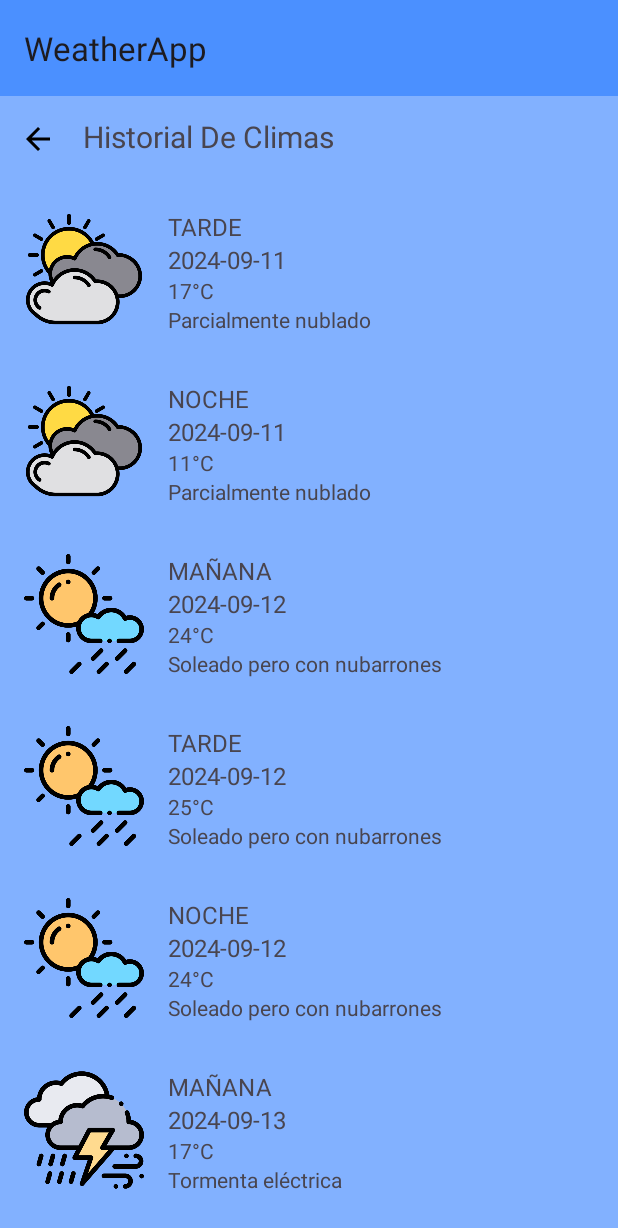
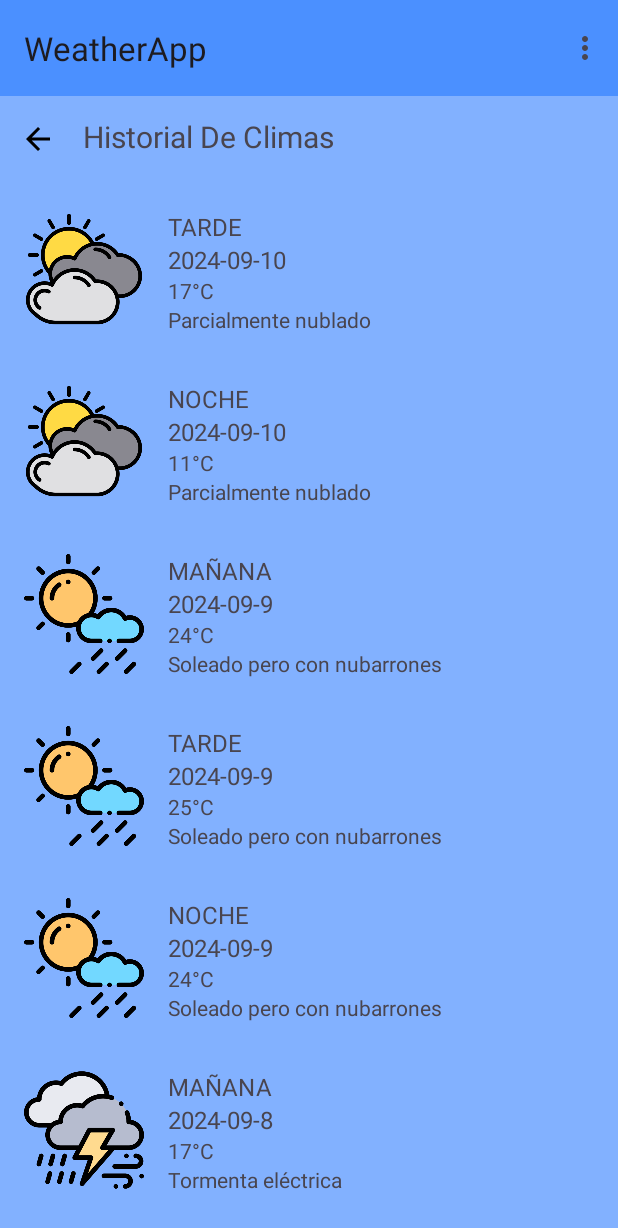
Before and after one commit to LucaLzt/Tp-SeminarioLenguajes, an Android app: the HistorialClima screen opened directly, with no data from a screen before it, scrolled down 1484 dp, on a phone screen of 412 x 824 dp. Shown: the top 1228 px of the screen. Run offline under Robolectric (Android 15) with nearby library versions, the phone set to English and light mode, and no system bars.

Commit message:
Cambio 08/09

```diff
--- a/app/src/main/java/com/example/tp_seminariodelenguajes/HistorialClima.kt
+++ b/app/src/main/java/com/example/tp_seminariodelenguajes/HistorialClima.kt
@@ -1,6 +1,8 @@
 package com.example.tp_seminariodelenguajes
 
 import android.os.Bundle
+import android.view.Menu
+import android.view.MenuItem
 import android.widget.ImageButton
 import androidx.activity.enableEdgeToEdge
 import androidx.appcompat.app.AppCompatActivity
@@ -31,33 +33,33 @@ class HistorialClima : AppCompatActivity() {
 
         // Datos de prueba
         val weatherData = listOf(
-            WeatherForecast("MAÑANA", "2024-09-06", "30°C", "Soleado", R.drawable.soleado),
-            WeatherForecast("TARDE", "2024-09-06", "35°C", "Soleado", R.drawable.soleado),
-            WeatherForecast("NOCHE", "2024-09-06", "25°C", "Soleado", R.drawable.soleado),
-            WeatherForecast("MAÑANA", "2024-09-07", "23°C", "Nublado", R.drawable.nublado),
-            WeatherForecast("TARDE", "2024-09-07", "27°C", "Nublado", R.drawable.nublado),
-            WeatherForecast("NOCHE", "2024-09-07", "22°C", "Nublado", R.drawable.nublado),
-            WeatherForecast("MAÑANA", "2024-09-08", "20°C", "Lluvioso", R.drawable.lluvia),
-            WeatherForecast("TARDE", "2024-09-08", "20°C", "Lluvioso", R.drawable.lluvia),
-            WeatherForecast("NOCHE", "2024-09-08", "17°C", "Lluvioso", R.drawable.lluvia),
-            WeatherForecast("MAÑANA", "2024-09-10", "-5°C", "Caída de nieve", R.drawable.nevando),
-            WeatherForecast("TARDE", "2024-09-10", "-1°C", "Caída de nieve", R.drawable.nevando),
-            WeatherForecast("NOCHE", "2024-09-10", "-9°C", "Caída de nieve", R.drawable.nevando),
-            WeatherForecast("MAÑANA", "2024-09-11", "15°C", "Parcialmente nublado", R.drawable.parcialmente_nublado),
-            WeatherForecast("TARDE", "2024-09-11", "17°C", "Parcialmente nublado", R.drawable.parcialmente_nublado),
-            WeatherForecast("NOCHE", "2024-09-11", "11°C", "Parcialmente nublado", R.drawable.parcialmente_nublado),
-            WeatherForecast("MAÑANA", "2024-09-12", "24°C", "Soleado pero con nubarrones", R.drawable.lluvia_con_sol),
-            WeatherForecast("TARDE", "2024-09-12", "25°C", "Soleado pero con nubarrones", R.drawable.lluvia_con_sol),
-            WeatherForecast("NOCHE", "2024-09-12", "24°C", "Soleado pero con nubarrones", R.drawable.lluvia_con_sol),
-            WeatherForecast("MAÑANA", "2024-09-13", "17°C", "Tormenta eléctrica", R.drawable.tormenta_electrica),
-            WeatherForecast("TARDE", "2024-09-13", "19°C", "Tormenta eléctrica", R.drawable.tormenta_electrica),
-            WeatherForecast("NOCHE", "2024-09-13", "16°C", "Tormenta eléctrica", R.drawable.tormenta_electrica),
-            WeatherForecast("MAÑANA", "2024-09-14", "11°C", "Tormenta eléctrica", R.drawable.tormenta_electrica),
-            WeatherForecast("TARDE", "2024-09-14", "14°C", "Tormenta eléctrica", R.drawable.tormenta_electrica),
-            WeatherForecast("NOCHE", "2024-09-14", "12°C", "Tormenta eléctrica", R.drawable.tormenta_electrica),
-            WeatherForecast("MAÑANA", "2024-09-15", "20°C", "Lluvioso", R.drawable.lluvia),
-            WeatherForecast("TARDE", "2024-09-15", "26°C", "Lluvioso", R.drawable.lluvia),
-            WeatherForecast("NOCHE", "2024-09-15", "23°C", "Lluvioso", R.drawable.lluvia)
+            WeatherForecast("MAÑANA", "2024-09-14", "30°C", "Soleado", R.drawable.soleado),
+            WeatherForecast("TARDE", "2024-09-14", "35°C", "Soleado", R.drawable.soleado),
+            WeatherForecast("NOCHE", "2024-09-14", "25°C", "Soleado", R.drawable.soleado),
+            WeatherForecast("MAÑANA", "2024-09-13", "23°C", "Nublado", R.drawable.nublado),
+            WeatherForecast("TARDE", "2024-09-13", "27°C", "Nublado", R.drawable.nublado),
+            WeatherForecast("NOCHE", "2024-09-13", "22°C", "Nublado", R.drawable.nublado),
+            WeatherForecast("MAÑANA", "2024-09-12", "20°C", "Lluvioso", R.drawable.lluvia),
+            WeatherForecast("TARDE", "2024-09-12", "20°C", "Lluvioso", R.drawable.lluvia),
+            WeatherForecast("NOCHE", "2024-09-12", "17°C", "Lluvioso", R.drawable.lluvia),
+            WeatherForecast("MAÑANA", "2024-09-11", "-5°C", "Caída de nieve", R.drawable.nevando),
+            WeatherForecast("TARDE", "2024-09-11", "-1°C", "Caída de nieve", R.drawable.nevando),
+            WeatherForecast("NOCHE", "2024-09-11", "-9°C", "Caída de nieve", R.drawable.nevando),
+            WeatherForecast("MAÑANA", "2024-09-10", "15°C", "Parcialmente nublado", R.drawable.parcialmente_nublado),
+            WeatherForecast("TARDE", "2024-09-10", "17°C", "Parcialmente nublado", R.drawable.parcialmente_nublado),
+            WeatherForecast("NOCHE", "2024-09-10", "11°C", "Parcialmente nublado", R.drawable.parcialmente_nublado),
+            WeatherForecast("MAÑANA", "2024-09-9", "24°C", "Soleado pero con nubarrones", R.drawable.lluvia_con_sol),
+            WeatherForecast("TARDE", "2024-09-9", "25°C", "Soleado pero con nubarrones", R.drawable.lluvia_con_sol),
+            WeatherForecast("NOCHE", "2024-09-9", "24°C", "Soleado pero con nubarrones", R.drawable.lluvia_con_sol),
+            WeatherForecast("MAÑANA", "2024-09-8", "17°C", "Tormenta eléctrica", R.drawable.tormenta_electrica),
+            WeatherForecast("TARDE", "2024-09-8", "19°C", "Tormenta eléctrica", R.drawable.tormenta_electrica),
+            WeatherForecast("NOCHE", "2024-09-8", "16°C", "Tormenta eléctrica", R.drawable.tormenta_electrica),
+            WeatherForecast("MAÑANA", "2024-09-7", "11°C", "Tormenta eléctrica", R.drawable.tormenta_electrica),
+            WeatherForecast("TARDE", "2024-09-7", "14°C", "Tormenta eléctrica", R.drawable.tormenta_electrica),
+            WeatherForecast("NOCHE", "2024-09-7", "12°C", "Tormenta eléctrica", R.drawable.tormenta_electrica),
+            WeatherForecast("MAÑANA", "2024-09-6", "20°C", "Lluvioso", R.drawable.lluvia),
+            WeatherForecast("TARDE", "2024-09-6", "26°C", "Lluvioso", R.drawable.lluvia),
+            WeatherForecast("NOCHE", "2024-09-6", "23°C", "Lluvioso", R.drawable.lluvia)
         )
 
         // Inicializar el RecyclerView
@@ -76,4 +78,19 @@ class HistorialClima : AppCompatActivity() {
         }
 
     }
+
+    override fun onCreateOptionsMenu(menu: Menu?): Boolean {
+        menuInflater.inflate(R.menu.main_menu, menu)
+        return super.onCreateOptionsMenu(menu)
+    }
+
+    override fun onOptionsItemSelected(item: MenuItem): Boolean {
+        if(item.itemId == R.id.itemModoDia) {
+            //  Lógica Modo Día
+        } else if (item.itemId == R.id.itemModoNoche) {
+            //  Lógica Modo Noche
+        }
+        return super.onOptionsItemSelected(item)
+    }
+
 }
--- a/app/src/main/java/com/example/tp_seminariodelenguajes/LoginActivity.kt
+++ b/app/src/main/java/com/example/tp_seminariodelenguajes/LoginActivity.kt
@@ -42,7 +42,6 @@ class LoginActivity : AppCompatActivity() {
         }
 
         btnLogin.setOnClickListener {
-
             if(etUsuario.text.toString().isEmpty() || etContraseña.text.toString().isEmpty()) {
                 Toast.makeText(this, "Complete todos los campos", Toast.LENGTH_SHORT).show()
             } else {
@@ -50,10 +49,7 @@ class LoginActivity : AppCompatActivity() {
                 startActivity(intent)
                 finish()
             }
-
         }
-
-
 
     }
 
```
